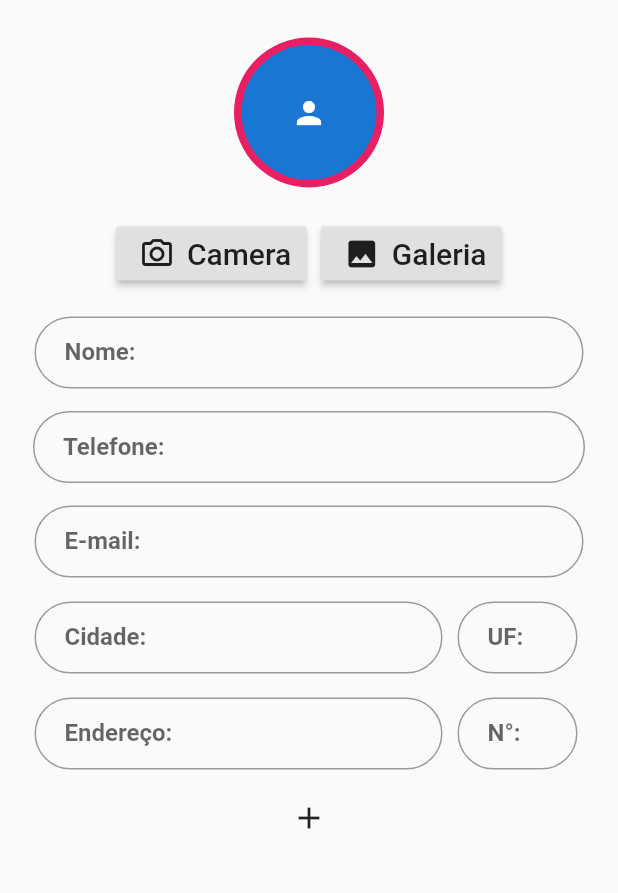
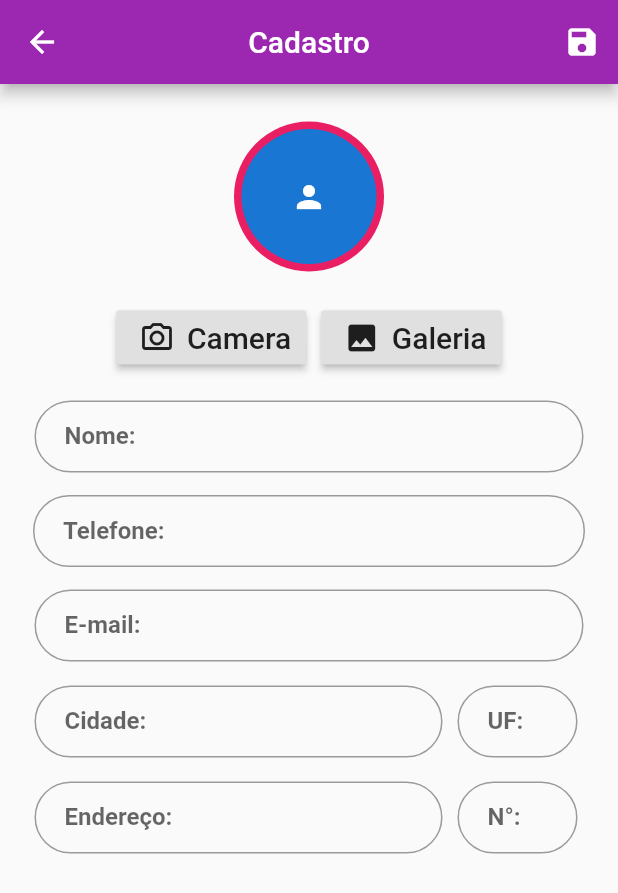
Before and after one commit to IgoSilvari/Agenda_de_Lembretes, a Flutter app: the BodyLayout screen opened directly, on a phone screen of 412 x 824 dp. Shown: the top 893 px of the screen. Run offline on Flutter 3.47's test engine with Material 2 defaults, Android fonts, the light colour scheme and no system bars; our stand-ins replace image_picker; network calls fail.

Commit message:
Ajustando o cadastro de usuario

```diff
--- /dev/null
+++ b/lib/UserCampos/user.dart
@@ -0,0 +1,23 @@
+import 'package:flutter/cupertino.dart';
+
+class User {
+  final String id;
+  final String name;
+  final String email;
+  final String phone;
+  final String city;
+  final String uf;
+  final String address;
+  final String number;
+
+  const User({
+    this.id,
+    @required this.name,
+    @required this.phone,
+    this.email,
+    this.city,
+    this.uf,
+    this.address,
+    this.number,
+  });
+}
--- /dev/null
+++ b/lib/contatos/cadastro/cadastroUserLayout.dart
@@ -0,0 +1,327 @@
+import 'dart:io';
+import 'package:Agenda_de_Lembretes/UserCampos/user.dart';
+import 'package:Agenda_de_Lembretes/contatos/lista/listContato.dart';
+import 'package:flutter/cupertino.dart';
+import 'package:flutter/material.dart';
+import 'package:flutter/services.dart';
+import 'package:image_picker/image_picker.dart';
+import 'package:provider/provider.dart';
+
+class BodyLayout extends StatefulWidget {
+  @override
+  _BodyLayoutState createState() => _BodyLayoutState();
+}
+
+class _BodyLayoutState extends State<BodyLayout> {
+  final avatar = CircleAvatar(
+    radius: 30,
+    child: Icon(Icons.person),
+  );
+
+  File _image;
+
+  //Exporta a imagem para o perfil do contato da Galeria
+  Future getImageGalley() async {
+    // ignore: deprecated_member_use
+    var image = await ImagePicker.pickImage(source: ImageSource.gallery);
+
+    setState(() {
+      _image = image;
+    });
+  }
+
+  //Tira uma foto com a camera do celular para a foto do perfil
+  Future getImageCamera() async {
+    // ignore: deprecated_member_use
+    var image = await ImagePicker.pickImage(source: ImageSource.camera);
+
+    setState(() {
+      _image = image;
+    });
+  }
+
+  final formkey = GlobalKey<FormState>();
+
+  final Map<String, Object> _formData = {};
+
+  @override
+  Widget build(BuildContext context) {
+    return Scaffold(
+      appBar: AppBar(
+        title: Text("Cadastro"),
+        centerTitle: true,
+        backgroundColor: Colors.purple,
+        leading: Builder(
+          builder: (BuildContext context) {
+            return BackButton(
+              onPressed: () {
+                Navigator.of(context).pop();
+                Navigator.push(
+                  context,
+                  MaterialPageRoute(builder: (context) {
+                    return ListaDeContatos();
+                  }),
+                );
+              },
+            );
+          },
+        ),
+        actions: <Widget>[
+          IconButton(
+            icon: Icon(Icons.save),
+            onPressed: () {
+              if (formkey.currentState.validate()) {
+                setState(() {
+                  formkey.currentState.save();
+
+                  contact.add(_formData['nome']);
+                  contact.add(_formData['telefone']);
+
+                  User(
+                      id: _formData['id'],
+                      name: _formData['nome'],
+                      phone: _formData['telefone'],
+                      address: _formData['endereco'],
+                      city: _formData['cidade'],
+                      email: _formData['email'],
+                      number: _formData['numero'],
+                      uf: _formData['UF']);
+                });
+
+                /*User(
+                    id: _formData['id'],
+                    name: _formData['nome'],
+                    phone: _formData['telefone'],
+                    address: _formData['endereco'],
+                    city: _formData['cidade'],
+                    email: _formData['email'],
+                    number: _formData['numero'],
+                    uf: _formData['UF']);*/
+
+                Navigator.of(context).pop();
+                Navigator.push(context, MaterialPageRoute(
+                  builder: (context) {
+                    return ListaDeContatos();
+                  },
+                ));
+              }
+            },
+          ),
+        ],
+      ),
+      body: Container(
+        height: MediaQuery.of(context).size.height,
+        padding: EdgeInsets.all(15),
+        child: Form(
+          key: formkey,
+          child: Column(
+            children: <Widget>[
+              Padding(
+                padding: EdgeInsets.all(10),
+                child: Container(
+                  padding: EdgeInsets.all(5),
+                  height: 100,
+                  width: 100,
+                  child: _image == null
+                      ? avatar
+                      : Image.file(
+                          _image,
+                        ),
+                  decoration: BoxDecoration(
+                    color: Colors.pink,
+                    borderRadius: BorderRadius.circular(100),
+                  ),
+                ),
+              ),
+              Padding(
+                padding: EdgeInsets.all(10),
+                child: Row(
+                  mainAxisAlignment: MainAxisAlignment.center,
+                  children: <Widget>[
+                    RaisedButton.icon(
+                      icon: Icon(Icons.camera_alt_outlined),
+                      label: Text(
+                        "Camera",
+                        style: TextStyle(fontSize: 20),
+                      ),
+                      padding: EdgeInsets.only(right: 10, left: 15),
+                      onPressed: () => getImageCamera(),
+                    ),
+                    Divider(
+                      endIndent: 10,
+                    ),
+                    RaisedButton.icon(
+                      icon: Icon(Icons.photo),
+                      label: Text(
+                        "Galeria",
+                        style: TextStyle(fontSize: 20),
+                      ),
+                      padding: EdgeInsets.only(right: 10, left: 15),
+                      onPressed: () => getImageGalley(),
+                    ),
+                  ],
+                ),
+              ),
+              Padding(
+                padding: const EdgeInsets.all(8.0),
+                child: TextFormField(
+                  style: TextStyle(fontWeight: FontWeight.bold),
+                  keyboardType: TextInputType.name,
+                  onSaved: (value) => _formData['nome'] = value,
+                  validator: (value) {
+                    if (value.trim().isEmpty) {
+                      return "Digite um Nome ";
+                    }
+                    return null;
+                  },
+                  decoration: InputDecoration(
+                      labelText: "Nome:",
+                      contentPadding: EdgeInsets.fromLTRB(20, 10, 20, 10),
+                      border: OutlineInputBorder(
+                        borderSide: BorderSide(
+                            color: Colors.blue, style: BorderStyle.solid),
+                        borderRadius: BorderRadius.circular(30),
+                      )),
+                ),
+              ),
+              Padding(
+                padding: EdgeInsets.all(7),
+                child: TextFormField(
+                  style: TextStyle(fontWeight: FontWeight.bold),
+                  keyboardType: TextInputType.phone,
+                  onSaved: (value) => _formData['telefone'] = value,
+                  validator: (value) {
+                    if (value.trim().isEmpty) {
+                      return "Digite um Telefone";
+                    }
+                    return null;
+                  },
+                  decoration: InputDecoration(
+                      labelText: "Telefone:",
+                      contentPadding: EdgeInsets.fromLTRB(20, 10, 20, 10),
+                      border: OutlineInputBorder(
+                        borderSide: BorderSide(
+                            color: Colors.blue, style: BorderStyle.solid),
+                        borderRadius: BorderRadius.circular(30),
+                      )),
+                  inputFormatters: [
+                    new LengthLimitingTextInputFormatter(11),
+                  ],
+                ),
+              ),
+              Padding(
+                padding: const EdgeInsets.all(8.0),
+                child: TextFormField(
+                  //controller: cEmail,
+                  style: TextStyle(fontWeight: FontWeight.bold),
+                  keyboardType: TextInputType.emailAddress,
+                  onSaved: (value) => _formData['Email'] = value,
+                  decoration: InputDecoration(
+                    labelText: "E-mail:",
+                    contentPadding: EdgeInsets.fromLTRB(20, 10, 20, 10),
+                    border: OutlineInputBorder(
+                      borderSide: BorderSide(
+                          color: Colors.blue, style: BorderStyle.solid),
+                      borderRadius: BorderRadius.circular(30),
+                    ),
+                  ),
+                ),
+              ),
+              Padding(
+                padding: const EdgeInsets.all(8.0),
+                child: Row(
+                  crossAxisAlignment: CrossAxisAlignment.center,
+                  children: [
+                    Container(
+                      width: MediaQuery.of(context).size.width - 140,
+                      child: TextFormField(
+                        style: TextStyle(fontWeight: FontWeight.bold),
+                        onSaved: (value) => _formData['Cidade'] = value,
+                        decoration: InputDecoration(
+                          labelText: "Cidade:",
+                          contentPadding: EdgeInsets.fromLTRB(20, 10, 20, 10),
+                          border: OutlineInputBorder(
+                            borderSide: BorderSide(
+                                color: Colors.blue, style: BorderStyle.solid),
+                            borderRadius: BorderRadius.circular(30),
+                          ),
+                        ),
+                      ),
+                    ),
+                    Divider(
+                      endIndent: 10,
+                    ),
+                    Container(
+                      width: 80, //MediaQuery.of(context).size.width,
+                      child: TextFormField(
+                        style: TextStyle(fontWeight: FontWeight.bold),
+                        onSaved: (value) => _formData['UF'] = value,
+                        validator: (val) => val.length > 3
+                            ? "Digite as Siglas do seu Estado"
+                            : null,
+                        keyboardType: TextInputType.streetAddress,
+                        decoration: InputDecoration(
+                          labelText: "UF:",
+                          contentPadding: EdgeInsets.fromLTRB(20, 10, 20, 10),
+                          border: OutlineInputBorder(
+                            borderSide: BorderSide(
+                                color: Colors.blue, style: BorderStyle.solid),
+                            borderRadius: BorderRadius.circular(30),
+                          ),
+                        ),
+                      ),
+                    ),
+                  ],
+                ),
+              ),
+              Padding(
+                padding: const EdgeInsets.all(8.0),
+                child: Row(
+                  crossAxisAlignment: CrossAxisAlignment.center,
+                  children: [
+                    Container(
+                      width: MediaQuery.of(context).size.width - 140,
+                      child: TextFormField(
+                        style: TextStyle(fontWeight: FontWeight.bold),
+                        onSaved: (value) => _formData['Endereco'] = value,
+                        decoration: InputDecoration(
+                          labelText: "Endereço:",
+                          contentPadding: EdgeInsets.fromLTRB(20, 10, 20, 10),
+                          border: OutlineInputBorder(
+                            borderSide: BorderSide(
+                                color: Colors.blue, style: BorderStyle.solid),
+                            borderRadius: BorderRadius.circular(30),
+                          ),
+                        ),
+                      ),
+                    ),
+                    Divider(
+                      endIndent: 10,
+                    ),
+                    Container(
+                      width: 80, //MediaQuery.of(context).size.width,
+                      child: TextFormField(
+                        style: TextStyle(fontWeight: FontWeight.bold),
+                        keyboardType: TextInputType.streetAddress,
+                        onSaved: (value) => _formData['Numero'] = value,
+                        decoration: InputDecoration(
+                          labelText: "N°:",
+                          contentPadding: EdgeInsets.fromLTRB(20, 10, 20, 10),
+                          border: OutlineInputBorder(
+                            borderSide: BorderSide(
+                                color: Colors.blue, style: BorderStyle.solid),
+                            borderRadius: BorderRadius.circular(30),
+                          ),
+                        ),
+                      ),
+                    ),
+                  ],
+                ),
+              ),
+            ],
+          ),
+        ),
+      ),
+    );
+  }
+}
--- a/lib/contatos/cadastroUserLayout.dart
+++ /dev/null
@@ -1,259 +0,0 @@
-import 'dart:io';
-import 'dart:ui';
-import 'package:flutter/cupertino.dart';
-import 'package:flutter/material.dart';
-import 'package:flutter/services.dart';
-import 'package:image_picker/image_picker.dart';
-import 'package:path/path.dart';
-
-class BodyLayout extends StatefulWidget {
-  @override
-  _BodyLayoutState createState() => _BodyLayoutState();
-}
-
-class _BodyLayoutState extends State<BodyLayout> {
-  final avatar = CircleAvatar(
-    radius: 30,
-    child: Icon(Icons.person),
-  );
-
-  TextEditingController _controllerText = TextEditingController();
-
-  File _image;
-
-  Future getImageGalley() async {
-    // ignore: deprecated_member_use
-    var image = await ImagePicker.pickImage(source: ImageSource.gallery);
-
-    setState(() {
-      _image = image;
-    });
-  }
-
-  Future getImageCamera() async {
-    // ignore: deprecated_member_use
-    var image = await ImagePicker.pickImage(source: ImageSource.camera);
-
-    setState(() {
-      _image = image;
-    });
-  }
-
-  final _formkey = GlobalKey<FormState>();
-  final _cName = TextEditingController();
-  final _cCell = TextEditingController();
-  final _cEmail = TextEditingController();
-  final _cCidade = TextEditingController();
-  final _cUF = TextEditingController();
-  final _cEnder = TextEditingController();
-  final _cNumero = TextEditingController();
-
-  @override
-  Widget build(BuildContext context) {
-    return Container(
-      height: MediaQuery.of(context).size.height,
-      padding: EdgeInsets.all(15),
-      child: Form(
-        key: _formkey,
-        child: Column(
-          children: <Widget>[
-            Padding(
-              padding: EdgeInsets.all(10),
-              child: Container(
-                padding: EdgeInsets.all(5),
-                height: 100,
-                width: 100,
-                child: _image == null
-                    ? avatar
-                    : Image.file(
-                        _image,
-                      ),
-                decoration: BoxDecoration(
-                  /*image: new DecorationImage(
-                    image: new ExactAssetImage(_image.path),
-                    fit: BoxFit.cover,
-                  ),*/
-                  color: Colors.pink,
-                  borderRadius: BorderRadius.circular(100),
-                ),
-              ),
-            ),
-            Padding(
-              padding: EdgeInsets.all(10),
-              child: Row(
-                mainAxisAlignment: MainAxisAlignment.center,
-                children: <Widget>[
-                  RaisedButton.icon(
-                    icon: Icon(Icons.camera_alt_outlined),
-                    label: Text(
-                      "Camera",
-                      style: TextStyle(fontSize: 20),
-                    ),
-                    padding: EdgeInsets.only(right: 10, left: 15),
-                    onPressed: () => getImageCamera(),
-                  ),
-                  Divider(
-                    endIndent: 10,
-                  ),
-                  RaisedButton.icon(
-                    icon: Icon(Icons.photo),
-                    label: Text(
-                      "Galeria",
-                      style: TextStyle(fontSize: 20),
-                    ),
-                    padding: EdgeInsets.only(right: 10, left: 15),
-                    onPressed: () => getImageGalley(),
-                  ),
-                ],
-              ),
-            ),
-            Padding(
-              padding: const EdgeInsets.all(8.0),
-              child: TextFormField(
-                controller: _cName,
-                style: TextStyle(fontWeight: FontWeight.bold),
-                keyboardType: TextInputType.name,
-                decoration: InputDecoration(
-                    labelText: "Nome:",
-                    contentPadding: EdgeInsets.fromLTRB(20, 10, 20, 10),
-                    border: OutlineInputBorder(
-                      borderSide: BorderSide(
-                          color: Colors.blue, style: BorderStyle.solid),
-                      borderRadius: BorderRadius.circular(30),
-                    )),
-              ),
-            ),
-            Padding(
-              padding: EdgeInsets.all(7),
-              child: TextFormField(
-                controller: _cCell,
-                style: TextStyle(fontWeight: FontWeight.bold),
-                keyboardType: TextInputType.phone,
-                decoration: InputDecoration(
-                    labelText: "Telefone:",
-                    contentPadding: EdgeInsets.fromLTRB(20, 10, 20, 10),
-                    border: OutlineInputBorder(
-                      borderSide: BorderSide(
-                          color: Colors.blue, style: BorderStyle.solid),
-                      borderRadius: BorderRadius.circular(30),
-                    )),
-                inputFormatters: [
-                  new LengthLimitingTextInputFormatter(11),
-                ],
-              ),
-            ),
-            Padding(
-              padding: const EdgeInsets.all(8.0),
-              child: TextFormField(
-                controller: _cEmail,
-                style: TextStyle(fontWeight: FontWeight.bold),
-                keyboardType: TextInputType.emailAddress,
-                decoration: InputDecoration(
-                  labelText: "E-mail:",
-                  contentPadding: EdgeInsets.fromLTRB(20, 10, 20, 10),
-                  border: OutlineInputBorder(
-                    borderSide: BorderSide(
-                        color: Colors.blue, style: BorderStyle.solid),
-                    borderRadius: BorderRadius.circular(30),
-                  ),
-                ),
-              ),
-            ),
-            Padding(
-              padding: const EdgeInsets.all(8.0),
-              child: Row(
-                crossAxisAlignment: CrossAxisAlignment.center,
-                children: [
-                  Container(
-                    width: MediaQuery.of(context).size.width - 140,
-                    child: TextFormField(
-                      controller: _cCidade,
-                      style: TextStyle(fontWeight: FontWeight.bold),
-                      decoration: InputDecoration(
-                        labelText: "Cidade:",
-                        contentPadding: EdgeInsets.fromLTRB(20, 10, 20, 10),
-                        border: OutlineInputBorder(
-                          borderSide: BorderSide(
-                              color: Colors.blue, style: BorderStyle.solid),
-                          borderRadius: BorderRadius.circular(30),
-                        ),
-                      ),
-                    ),
-                  ),
-                  Divider(
-                    endIndent: 10,
-                  ),
-                  Container(
-                    width: 80, //MediaQuery.of(context).size.width,
-                    child: TextFormField(
-                      controller: _cUF,
-                      style: TextStyle(fontWeight: FontWeight.bold),
-                      keyboardType: TextInputType.streetAddress,
-                      decoration: InputDecoration(
-                        labelText: "UF:",
-                        contentPadding: EdgeInsets.fromLTRB(20, 10, 20, 10),
-                        border: OutlineInputBorder(
-                          borderSide: BorderSide(
-                              color: Colors.blue, style: BorderStyle.solid),
-                          borderRadius: BorderRadius.circular(30),
-                        ),
-                      ),
-                    ),
-                  ),
-                ],
-              ),
-            ),
-            Padding(
-              padding: const EdgeInsets.all(8.0),
-              child: Row(
-                crossAxisAlignment: CrossAxisAlignment.center,
-                children: [
-                  Container(
-                    width: MediaQuery.of(context).size.width - 140,
-                    child: TextFormField(
-                      controller: _cEnder,
-                      style: TextStyle(fontWeight: FontWeight.bold),
-                      decoration: InputDecoration(
-                        labelText: "Endereço:",
-                        contentPadding: EdgeInsets.fromLTRB(20, 10, 20, 10),
-                        border: OutlineInputBorder(
-                          borderSide: BorderSide(
-                              color: Colors.blue, style: BorderStyle.solid),
-                          borderRadius: BorderRadius.circular(30),
-                        ),
-                      ),
-                    ),
-                  ),
-                  Divider(
-                    endIndent: 10,
-                  ),
-                  Container(
-                    width: 80, //MediaQuery.of(context).size.width,
-                    child: TextFormField(
-                      controller: _cNumero,
-                      style: TextStyle(fontWeight: FontWeight.bold),
-                      keyboardType: TextInputType.streetAddress,
-                      decoration: InputDecoration(
-                        labelText: "N°:",
-                        contentPadding: EdgeInsets.fromLTRB(20, 10, 20, 10),
-                        border: OutlineInputBorder(
-                          borderSide: BorderSide(
-                              color: Colors.blue, style: BorderStyle.solid),
-                          borderRadius: BorderRadius.circular(30),
-                        ),
-                      ),
-                    ),
-                  ),
-                ],
-              ),
-            ),
-            IconButton(
-              icon: Icon(Icons.add),
-              onPressed: () {},
-            )
-          ],
-        ),
-      ),
-    );
-  }
-}
--- a/lib/main.dart
+++ b/lib/main.dart
@@ -1,7 +1,8 @@
-import 'package:Agenda_de_Lembretes/contatos/cadastroUser.dart';
-import 'package:Agenda_de_Lembretes/contatos/listContato.dart';
 import 'package:flutter/cupertino.dart';
 import 'package:flutter/material.dart';
+import 'package:provider/provider.dart';
+
+import 'contatos/lista/listContato.dart';
 import 'homescreen.dart';
 
 void main() => runApp(Splash());
@@ -12,6 +13,7 @@ class Splash extends StatelessWidget {
     return MaterialApp(
         title: "Agenda de Lembretes",
         home: ListaDeContatos() //CadastroContato(), //HomeScreen(),
+
         );
   }
 }
--- a/pubspec.yaml
+++ b/pubspec.yaml
@@ -29,8 +29,7 @@ dependencies:
   # Use with the CupertinoIcons class for iOS style icons.
   cupertino_icons: ^1.0.0
   image_picker: ^0.6.7+22
-  path:
-  path_provider:
+  provider:
 
 dev_dependencies:
   flutter_test:
```
Also changed, not shown: lib/contatos/cadastro/cadastroUser.dart (renamed from lib/contatos/cadastroUser.dart, +4 -4 lines), lib/contatos/lista/listContato.dart (renamed from lib/contatos/listContato.dart, +23 -11 lines), pubspec.lock.
